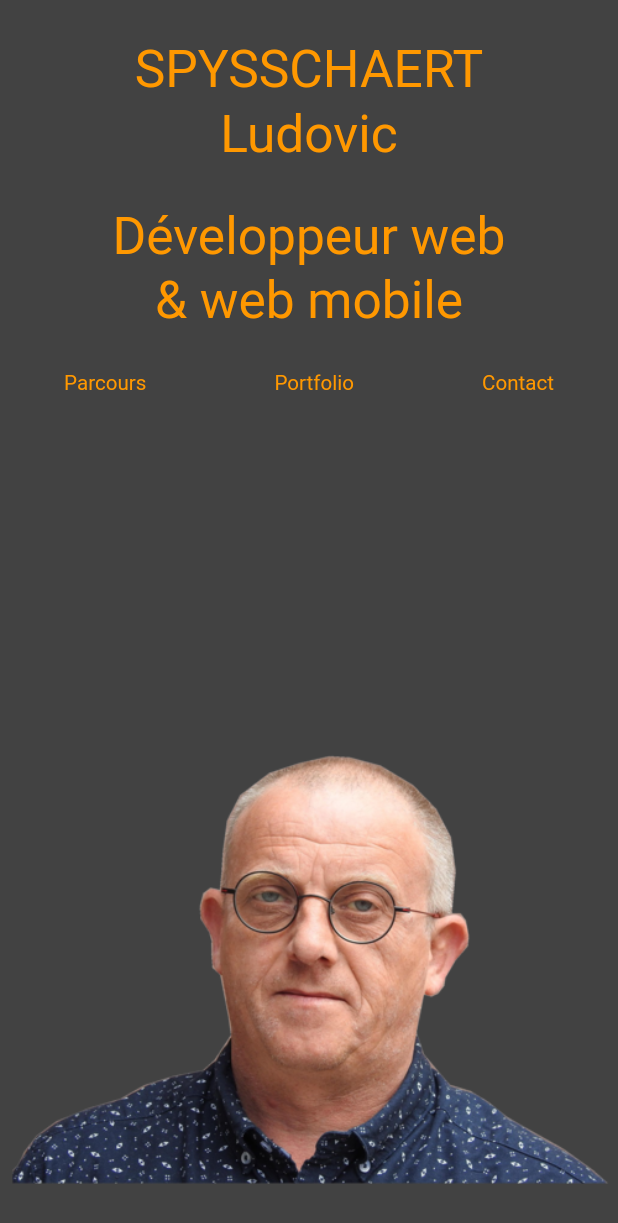
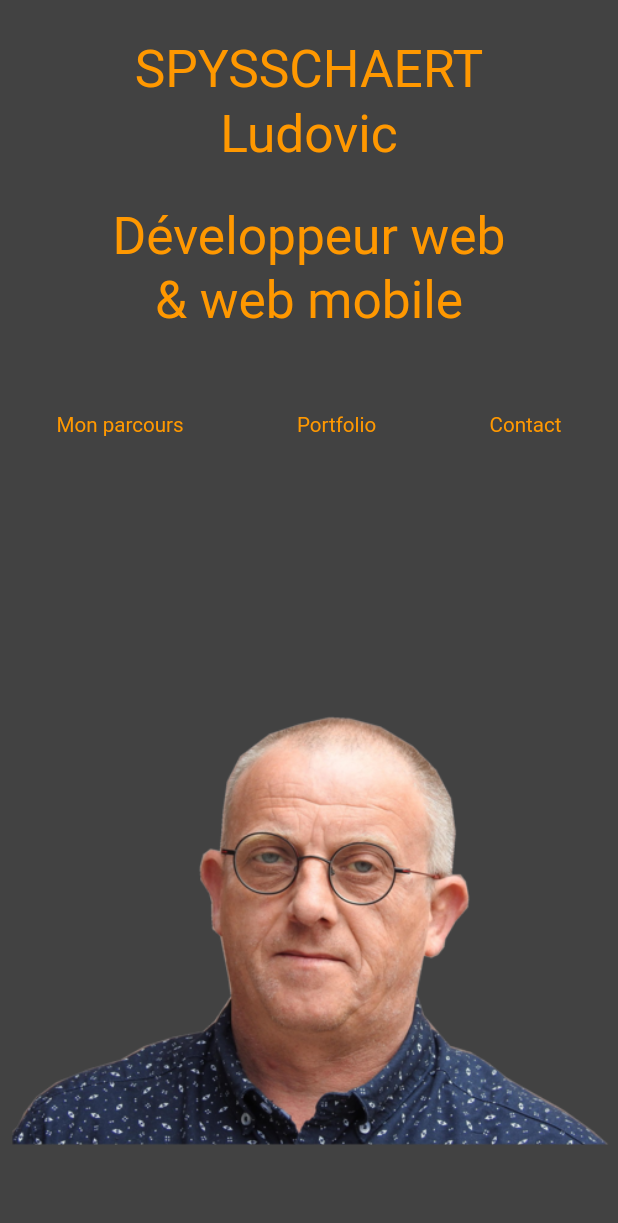
Before and after one commit to pickypou/mon_site_cv, a Flutter app: the screen it shows after launch, on a phone screen of 412 x 824 dp. Shown: the top 1223 px of the screen. Run offline on Flutter 3.47's test engine with Material 3 defaults, Android fonts, the phone set to English and light mode, and no system bars; Roboto replaces fonts that are missing (LORA, lato).

Commit message:
mise en place petit ecran

```diff
--- a/lib/ui/common/widgets/route_button/route_button.dart
+++ b/lib/ui/common/widgets/route_button/route_button.dart
@@ -6,10 +6,10 @@ class RouteButton extends StatefulWidget {
   const RouteButton({super.key, required this.text});
 
   @override
-  _RouteButtonState createState() => _RouteButtonState();
+  RouteButtonState createState() => RouteButtonState();
 }
 
-class _RouteButtonState extends State<RouteButton>
+class RouteButtonState extends State<RouteButton>
     with SingleTickerProviderStateMixin {
   late AnimationController _animationController;
   late Animation<double> _animation;
--- a/lib/ui/home_page/home_page.dart
+++ b/lib/ui/home_page/home_page.dart
@@ -31,35 +31,100 @@ class HomePage extends StatelessWidget {
                       Text('& web mobile', style: titleStyleMedium(context)),
                       Padding(
                           padding: const EdgeInsets.fromLTRB(0, 25, 0, 60),
-                          child: Column(
+                          child: SizedBox(
+                            height: 73,
+                            width: MediaQuery.sizeOf(context).width,
+                            child: const Column(
                               mainAxisAlignment: MainAxisAlignment.center,
                               children: [
-                                const Row(
+                                Row(
                                     mainAxisAlignment:
                                         MainAxisAlignment.spaceAround,
                                     children: [
-                                    RouteButton(
-                                      text: 'Parcours',
-                                    ),
+                                      RouteButton(text: 'Mon parcours'),
                                       RouteButton(text: 'Portfolio'),
-                                    RouteButton(text: 'Contact')
+                                      RouteButton(text: 'Contact'),
+                                    ])
                               ],
                             ),
-                                SizedBox(
-                                  height:
-                                      MediaQuery.of(context).size.height * 0.9
-                                  ,
-                                  child: const ImageProfile(),
+                          ))
+                    ]),
               ),
-                              ]))
-                    ]),
-              )
+              const ImageProfile(),
             ],
           ),
         ),
       );
     } else if (screenWidth >= 650 && screenWidth < 950) {
-      return const ImageProfile();
+      return Center(
+        child: Padding(
+          padding: const EdgeInsets.fromLTRB(15, 25, 0, 0),
+          child: Column(
+            mainAxisAlignment: MainAxisAlignment.start,
+            children: [
+              Text('SPYSSCHAERT', style: titleStyleMedium(context)),
+              Text('Ludovic', style: titleStyleMedium(context)),
+              Padding(
+                padding: const EdgeInsets.fromLTRB(0, 25, 15, 0),
+                child: Column(
+                    mainAxisAlignment: MainAxisAlignment.end,
+                    children: [
+                      Text('Développeur web', style: titleStyleMedium(context)),
+                      Text('& web mobile', style: titleStyleMedium(context)),
+                      Padding(
+                          padding: const EdgeInsets.fromLTRB(0, 25, 0, 60),
+                          child: SizedBox(
+                            height: 100,
+                            width: MediaQuery.sizeOf(context).width,
+                            child: const Column(
+                              mainAxisAlignment: MainAxisAlignment.center,
+                              crossAxisAlignment:CrossAxisAlignment.center,
+                              children: [
+                                Row(
+                                    mainAxisAlignment:
+                                    MainAxisAlignment.spaceAround,
+                                    children: [SizedBox(
+                                      child: Column(
+                                        mainAxisAlignment: MainAxisAlignment.start,
+                                        crossAxisAlignment: CrossAxisAlignment.end,
+                                        children: [
+                                          RouteButton(text: 'Mon parcours'),
+                                        ],
+                                      ),
+                                    ),
+                                      SizedBox(
+                                        child: Column(
+                                          mainAxisAlignment: MainAxisAlignment.center,
+                                          crossAxisAlignment: CrossAxisAlignment.center,
+                                          children: [
+                                            RouteButton(text: 'Portfolio'),
+                                          ],
+                                        ),
+                                      ),
+                                      SizedBox(
+                                        child: Column(
+                                          mainAxisAlignment: MainAxisAlignment.end,
+                                          crossAxisAlignment: CrossAxisAlignment.start,
+                                          children: [
+                                            RouteButton(text: 'Portfolio'),
+                                          ],
+                                        ),
+                                      ),
+
+
+
+                                      RouteButton(text: 'Contact'),
+                                    ])
+                              ],
+                            ),
+                          ))
+                    ]),
+              ),
+              const ImageProfile(),
+            ],
+          ),
+        ),
+      );
     } else {
       return const ImageProfile();
     }
```
Also changed, not shown: lib/ui/parcours/parcours.dart (renamed from lib/ui/parcours/Parcours.dart), pubspec.lock, 1 other file. Lines whose indentation alone changed are shown as unchanged.
